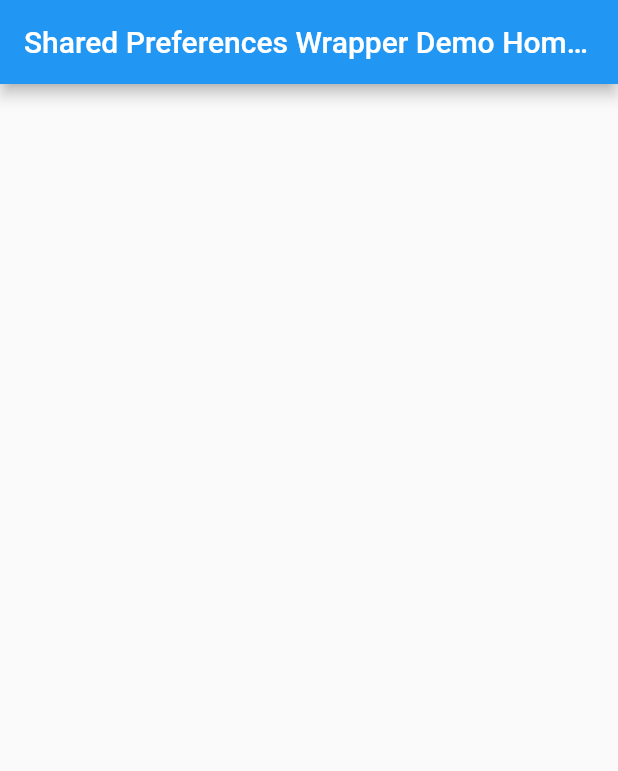
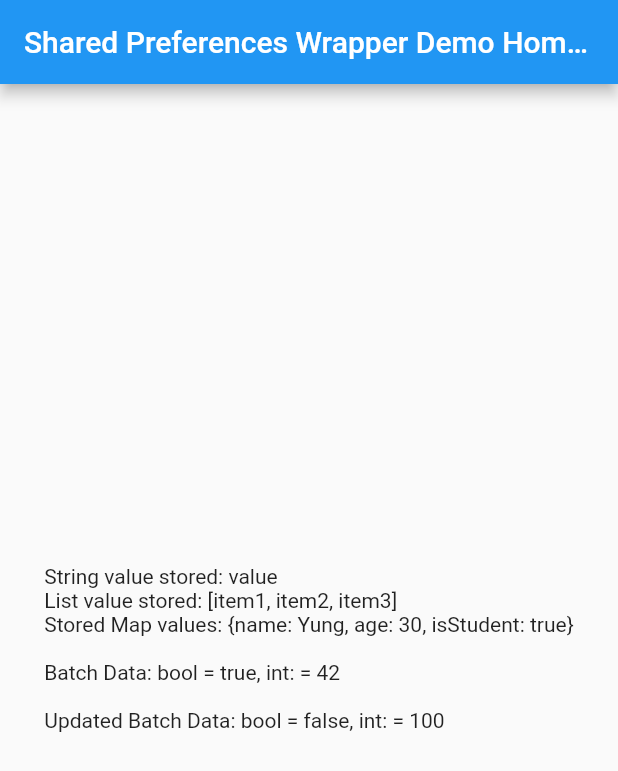
Before and after one commit to youngcet/shared_preferences_wrapper, a Flutter app: the screen it shows after launch, on a phone screen of 412 x 824 dp. Shown: the top 771 px of the screen. Run offline on Flutter 3.47's test engine with Material 2 defaults, Android fonts, the phone set to English and light mode, and no system bars; our stand-ins replace shared_preferences; missing offline and left inert: encrypt; statements that could not run were skipped.

Commit message:
see change log https://github.com/youngcet/shared_preferences_wrapper/blob/master/CHANGELOG.md

```diff
--- a/example/lib/main.dart
+++ b/example/lib/main.dart
@@ -1,4 +1,5 @@
 import 'package:flutter/material.dart';
+import 'package:shared_preferences_wrapper/shared_preferences_wrapper_encryption.dart';
 import 'package:shared_preferences_wrapper/shared_preferences_wrapper.dart';
 
 void main() {
@@ -54,6 +55,9 @@ class _MyHomePageState extends State<MyHomePage> {
 
   String text = '';
 
+  String secretKey16Char = 'my16CharacterKey';
+  String secretKey32Char = 'my32lengthsupersecretnooneknows1';
+
   void handleChangeListener() {
     print("Listener triggered!");
   }
@@ -66,10 +70,11 @@ class _MyHomePageState extends State<MyHomePage> {
 
   @override
   void initState() {
-    WidgetsBinding.instance?.addPostFrameCallback((_) async {
+    super.initState();
+    WidgetsBinding.instance.addPostFrameCallback((_) async {
       // set an encryption key, this has to be 16/24/32 character long
       // CURRENTLY ONLY STRING DATA TYPES ARE SUPPORTED
-      SharedPreferencesWrapperEncryption.setEncryptionKey('my16CharacterKey');
+      //SharedPreferencesWrapperEncryption.setEncryptionKey('my16CharacterKey');
 
       // Registering Listeners with callback function for when a shared preference changes
       SharedPreferencesWrapper.addListener('key', handleChangeListener);
@@ -83,6 +88,7 @@ class _MyHomePageState extends State<MyHomePage> {
       // // storing values
       // // note: refer to the documentation for storing other data types
       await SharedPreferencesWrapper.addString('key', 'value');
+
       await SharedPreferencesWrapper.addInt('int', 100);
 
       // retrieve values
@@ -176,7 +182,48 @@ class _MyHomePageState extends State<MyHomePage> {
 
       await SharedPreferencesWrapper.setValue('usr', true);
       final val = await SharedPreferencesWrapper.getValue('usr');
+
       print('val: $val');
+
+      await SharedPreferencesWrapper.getBuilder().then((builder) => {
+            builder
+                .addBool('builder_bool', true)
+                .addDouble('builder_double', 10.0)
+                .addString('builder_str', 'str value')
+                .addInt('builder_int', 100)
+                .addMap('builder_map', {
+              'name': 'Yung',
+              'lname': 'Cet'
+            }).addStringList('builder_list', ['item 1', 'item 2'])
+          });
+
+      final builder_bool =
+          await SharedPreferencesWrapper.getValue('builder_bool');
+      print('builder_bool: $builder_bool');
+
+      final userPrefs = SharedPreferencesWrapper.createNamespace('user');
+      await userPrefs.setValue('name', 'John Doe');
+
+      String? userName = await userPrefs.getValue('name');
+      print('userName: $userName');
+      await userPrefs.clearNamespace();
+
+      final appPrefs = SharedPreferencesWrapper.createNamespace('app');
+      await appPrefs.setValue('dark_mode', true);
+
+      bool? mode = await appPrefs.getValue('dark_mode');
+      print('mode: $mode');
+
+      // ENCRYPTIONS
+      String pinKey = 'pin';
+      String pin = '123456';
+      await SharedPreferencesWrapper.addString(pinKey, pin,
+          salsa20Encryption: Salsa20Encryption(encryptionKey: secretKey16Char));
+
+      String? mypin = await SharedPreferencesWrapper.getString(pinKey,
+          salsa20Decryption: Salsa20Decryption(encryptionKey: secretKey16Char));
+
+      print('pin: $mypin');
     });
   }
 
--- a/example/pubspec.yaml
+++ b/example/pubspec.yaml
@@ -19,7 +19,7 @@ publish_to: 'none' # Remove this line if you wish to publish to pub.dev
 version: 1.0.0+1
 
 environment:
-  sdk: '>=2.18.2 <3.0.0'
+  sdk: '>=2.19.5 <3.0.0'
 
 # Dependencies specify other packages that your package needs in order to work.
 # To automatically upgrade your package dependencies to the latest versions
--- /dev/null
+++ b/lib/concrete_namespaced_wrapper.dart
@@ -0,0 +1,13 @@
+import 'package:shared_preferences_wrapper/namespaced_preferences.dart';
+
+/// A concrete implementation of [NamespacedPreferences].
+///
+/// This class allows for namespaced access to SharedPreferences.
+///
+/// [namespace] is the prefix used for keys in SharedPreferences.
+class ConcreteNamespacedPrefs extends NamespacedPreferences {
+  /// Creates a [ConcreteNamespacedPrefs] instance with the given [namespace].
+  ///
+  /// [namespace] is the prefix used for keys in SharedPreferences.
+  ConcreteNamespacedPrefs(super.namespace);
+}
--- /dev/null
+++ b/lib/concrete_shared_prefs_wrapper_builder.dart
@@ -0,0 +1,11 @@
+import 'package:shared_preferences_wrapper/shared_prefs_wrapper_builder.dart';
+
+/// A concrete implementation of [SharedPrefsWrapperBuilder].
+///
+/// This class provides a specific implementation for building shared preferences wrapper instances.
+class ConcreteSharedPrefsWrapperBuilder extends SharedPrefsWrapperBuilder {
+  /// Creates a [ConcreteSharedPrefsWrapperBuilder] instance.
+  ///
+  /// This constructor does not take any parameters.
+  ConcreteSharedPrefsWrapperBuilder();
+}
--- /dev/null
+++ b/lib/encryption/aes_encryption.dart
@@ -0,0 +1,108 @@
+import 'package:encrypt/encrypt.dart';
+import 'package:shared_preferences_wrapper/encryption/encryption.dart';
+import 'package:shared_preferences_wrapper/shared_preferences_wrapper.dart';
+
+/// Class responsible for AES encryption of data.
+class AESEncryption {
+  final String encryptionKey;
+  final AESMode? mode;
+  final String? padding;
+
+  dynamic value;
+  String accessKey = '';
+
+  /// Constructor for [AESEncryption] class.
+  ///
+  /// [encryptionKey] is the key used for encryption. It must be 16, 24, or 32 characters long.
+  /// [accessKey] is the key used to store and retrieve the encrypted value.
+  /// [mode] is the AES mode (e.g., AESMode.sic). If not provided, AESMode.sic is used by default.
+  /// [padding] is the padding scheme to be used. If not provided, the default padding is used.
+  AESEncryption({
+    required this.encryptionKey,
+    this.mode,
+    this.padding,
+  });
+
+  /// List of valid AES key lengths.
+  List<int> get validAesKeyLength {
+    return [16, 24, 32];
+  }
+
+  /// Asynchronously encrypts the value.
+  ///
+  /// Throws an exception if the [encryptionKey] length is not valid.
+  Future<String> get encrypt async {
+    if (!validAesKeyLength.contains(encryptionKey.length)) {
+      throw Exception(
+          "[SharedPreferencesWrapperEncryption AES] key length should be 16/24/32 characters.");
+    } else {
+      return await aesEncrypt(encryptionKey, value);
+    }
+  }
+
+  /// Encrypts [value] using AES encryption with the provided [secretKey].
+  ///
+  /// [secretKey] is the key used for encryption.
+  /// [value] is the data to be encrypted.
+  /// Returns the encrypted value as a Base64 string.
+  Future<String> aesEncrypt(String secretKey, String value) async {
+    final key = Key.fromUtf8(secretKey);
+    final iv = IV.fromLength(16);
+    final encrypter =
+        Encrypter(AES(key, mode: mode ?? AESMode.sic, padding: padding));
+    final encrypted = encrypter.encrypt(value, iv: iv);
+
+    await SharedPreferencesWrapper.addMap(
+        EncryptionConstants.encryptionMapKey, {accessKey: secretKey});
+
+    return encrypted.base64;
+  }
+}
+
+/// Class responsible for AES decryption of data.
+class AESDecryption {
+  final String encryptionKey;
+  final AESMode? mode;
+  final String? padding;
+
+  String accessKey = '';
+  dynamic encryptedValue;
+
+  /// Constructor for [AESDecryption] class.
+  ///
+  /// [encryptionKey] is the key used for decryption. It must match the key used for encryption.
+  /// [accessKey] is the key used to retrieve the encrypted value.
+  /// [mode] is the AES mode (e.g., AESMode.sic). If not provided, AESMode.sic is used by default.
+  /// [padding] is the padding scheme to be used. If not provided, the default padding is used.
+  AESDecryption({
+    required this.encryptionKey,
+    this.mode,
+    this.padding,
+  });
+
+  /// Asynchronously decrypts the [encryptedValue].
+  ///
+  /// Checks if the key exists in the SharedPreferences and then decrypts the value.
+  Future<dynamic> get decrypt async {
+    bool isEncrypted = await SharedPreferencesWrapper.mapContainsKey(
+        EncryptionConstants.encryptionMapKey, accessKey);
+    if (isEncrypted) {
+      return aesDecrypt(encryptionKey, Encrypted.fromBase64(encryptedValue));
+    }
+    return null;
+  }
+
+  /// Decrypts [encryptedValue] using AES decryption with the provided [secretKey].
+  ///
+  /// [secretKey] is the key used for decryption.
+  /// [encryptedValue] is the data to be decrypted.
+  /// Returns the decrypted value as a string.
+  String aesDecrypt(String secretKey, Encrypted encryptedValue) {
+    final key = Key.fromUtf8(secretKey);
+    final iv = IV.fromLength(16);
+    final encrypter =
+        Encrypter(AES(key, mode: mode ?? AESMode.sic, padding: padding));
+
+    return encrypter.decrypt(encryptedValue, iv: iv);
+  }
+}
--- /dev/null
+++ b/lib/encryption/encryption.dart
@@ -0,0 +1,8 @@
+/// A class that holds constants related to encryption.
+///
+/// This class contains static constant values used throughout the application
+/// for encryption purposes.
+class EncryptionConstants {
+  /// The key used to store and retrieve encryption mappings in SharedPreferences.
+  static const String encryptionMapKey = 'encryption';
+}
--- /dev/null
+++ b/lib/encryption/salsa20_encryption.dart
@@ -0,0 +1,85 @@
+import 'package:encrypt/encrypt.dart';
+import 'package:shared_preferences_wrapper/encryption/encryption.dart';
+import 'package:shared_preferences_wrapper/shared_preferences_wrapper.dart';
+
+/// Class responsible for Salsa20 encryption of data.
+class Salsa20Encryption {
+  final String encryptionKey;
+
+  String accessKey = '';
+  dynamic value;
+
+  /// Constructor for [Salsa20Encryption] class.
+  ///
+  /// [encryptionKey] is the key used for encryption. It must be 32 characters long.
+  /// [accessKey] is the key used to store and retrieve the encrypted value.
+  Salsa20Encryption({
+    required this.encryptionKey,
+  });
+
+  /// Asynchronously encrypts the value.
+  ///
+  /// Uses the Salsa20 algorithm for encryption.
+  Future<String> get encrypt async {
+    return await salsa20Encrypt(encryptionKey, value);
+  }
+
+  /// Encrypts [value] using Salsa20 encryption with the provided [secretKey].
+  ///
+  /// [secretKey] is the key used for encryption.
+  /// [value] is the data to be encrypted.
+  /// Returns the encrypted value as a Base64 string.
+  Future<String> salsa20Encrypt(String secretKey, String value) async {
+    final key = Key.fromLength(32);
+    final iv = IV.fromLength(8);
+    final encrypter = Encrypter(Salsa20(key));
+    final encrypted = encrypter.encrypt(value, iv: iv);
+
+    await SharedPreferencesWrapper.addMap(
+        EncryptionConstants.encryptionMapKey, {accessKey: secretKey});
+
+    return encrypted.base64;
+  }
+}
+
+/// Class responsible for Salsa20 decryption of data.
+class Salsa20Decryption {
+  final String encryptionKey;
+
+  String accessKey = '';
+  dynamic encryptedValue;
+
+  /// Constructor for [Salsa20Decryption] class.
+  ///
+  /// [encryptionKey] is the key used for decryption. It must match the key used for encryption.
+  /// [accessKey] is the key used to retrieve the encrypted value.
+  Salsa20Decryption({
+    required this.encryptionKey,
+  });
+
+  /// Asynchronously decrypts the [encryptedValue].
+  ///
+  /// Checks if the key exists in SharedPreferences and then decrypts the value.
+  Future<dynamic> get decrypt async {
+    bool isEncrypted = await SharedPreferencesWrapper.mapContainsKey(
+        EncryptionConstants.encryptionMapKey, accessKey);
+    if (isEncrypted) {
+      return salsa20Decrypt(
+          encryptionKey, Encrypted.fromBase64(encryptedValue));
+    }
+    return null;
+  }
+
+  /// Decrypts [encryptedValue] using Salsa20 decryption with the provided [secretKey].
+  ///
+  /// [secretKey] is the key used for decryption.
+  /// [encryptedValue] is the data to be decrypted.
+  /// Returns the decrypted value as a string.
+  String salsa20Decrypt(String secretKey, Encrypted encryptedValue) {
+    final key = Key.fromLength(32);
+    final iv = IV.fromLength(8);
+    final encrypter = Encrypter(Salsa20(key));
+
+    return encrypter.decrypt(encryptedValue, iv: iv);
+  }
+}
--- /dev/null
+++ b/lib/namespaced_preferences.dart
@@ -0,0 +1,42 @@
+import 'package:shared_preferences_wrapper/shared_preferences_wrapper.dart';
+
+/// An abstract class that provides namespaced access to SharedPreferences.
+///
+/// This class allows for storing and retrieving values with a specific namespace
+/// prefix to avoid key collisions.
+abstract class NamespacedPreferences {
+  /// The namespace used as a prefix for keys in SharedPreferences.
+  final String namespace;
+
+  /// Creates a [NamespacedPreferences] instance with the given [namespace].
+  NamespacedPreferences(this.namespace);
+
+  /// Constructs a namespaced key by prefixing the given [key] with the [namespace].
+  ///
+  /// [key] is the original key to be prefixed.
+  /// Returns the namespaced key.
+  String _getKey(String key) => '$namespace.$key';
+
+  /// Adds a string value to SharedPreferences with a namespaced key.
+  ///
+  /// [key] is the original key.
+  /// [value] is the string value to be stored.
+  Future<void> setValue(String key, dynamic value) async {
+    await SharedPreferencesWrapper.setValue(_getKey(key), value);
+  }
+
+  /// Retrieves a value from SharedPreferences with a namespaced key.
+  ///
+  /// [key] is the original key.
+  /// [defaultValue] is the value to be returned if the key does not exist.
+  /// Returns the stored value or the [defaultValue] if the key does not exist.
+  Future<dynamic> getValue(String key, {dynamic defaultValue}) async {
+    return await SharedPreferencesWrapper.getValue(_getKey(key),
+        defaultValue: defaultValue);
+  }
+
+  /// Clears all values in SharedPreferences that have keys starting with the namespace.
+  Future<void> clearNamespace() async {
+    await SharedPreferencesWrapper.removeWhereKeyStartsWith('$namespace.');
+  }
+}
--- a/lib/shared_preferences_wrapper.dart
+++ b/lib/shared_preferences_wrapper.dart
@@ -5,106 +5,48 @@ import 'dart:convert';
 import 'dart:ui';
 
 import 'package:shared_preferences/shared_preferences.dart';
-import 'package:encrypt/encrypt.dart';
+import 'package:shared_preferences_wrapper/concrete_namespaced_wrapper.dart';
+import 'package:shared_preferences_wrapper/concrete_shared_prefs_wrapper_builder.dart';
+import 'package:shared_preferences_wrapper/shared_preferences_wrapper_encryption.dart';
 
 typedef PreferenceChangeListener = void Function(String key);
 
-class SharedPreferencesWrapperEncryption {
-  static String? _encryptionKey;
+class SharedPreferencesWrapper {
+  static final Map<String, List<VoidCallback>> _listeners = {};
+  static final Map<String, List<Function(String, dynamic)>> _observers = {};
 
-  /// Sets the encryption key for SharedPreferencesWrapper.
-  ///
-  /// The [key] parameter represents the encryption key to be set.
-  /// It should have a character length of 16, 24, or 32 for AES encryption.
-  ///
-  /// Throws an [Exception] if the [key] length is not 16, 24, or 32 characters.
-  static void setEncryptionKey(String key) {
-    final validKeyLengths = [16, 24, 32];
-    int keyLength = key.length;
-
-    if (!validKeyLengths.contains(keyLength)) {
-      throw Exception(
-          "[SharedPreferencesWrapperEncryption] key length should be 16/24/32 character length.");
-    } else {
-      _encryptionKey = key;
-    }
-  }
-
-  /// Retrieves the encryption key set for SharedPreferencesWrapper.
-  ///
-  /// Returns the encryption key if set, otherwise returns null.
-  static String? _getEncryptionKey() {
-    return _encryptionKey;
-  }
-}
-
-class SharedPreferencesWrapper {
-  static Map<String, List<VoidCallback>> _listeners = {};
-
-  final String? encryptionKey;
-  static Map<String, List<Function(String, dynamic)>> _observers = {};
-
-  SharedPreferencesWrapper._(this.encryptionKey);
+  SharedPreferencesWrapper();
 
   static SharedPreferencesWrapper createInstance() {
-    String? encryptionKey =
-        SharedPreferencesWrapperEncryption._getEncryptionKey();
-    return SharedPreferencesWrapper._(encryptionKey);
-  }
-
-  String? _getEncryptionKey() {
-    return encryptionKey;
-  }
-
-  /// Encrypts the provided [value] using the AES encryption algorithm.
-  ///
-  /// The [value] parameter represents the string to be encrypted.
-  /// The encryption key used is obtained from the SharedPreferencesWrapper instance.
-  ///
-  /// Returns the Base64-encoded encrypted value.
-  String _encryptValue(String value) {
-    var instance = SharedPreferencesWrapper.createInstance();
-    String encryptionKey = instance._getEncryptionKey()!;
-
-    final key = Key.fromUtf8(encryptionKey);
-    final iv = IV.fromLength(16);
-
-    final encrypter = Encrypter(AES(key));
-    final encrypted = encrypter.encrypt(value, iv: iv);
-    return encrypted.base64;
-  }
-
-  /// Decrypts the provided Base64-encoded [encryptedBase64] string.
-  ///
-  /// The [encryptedBase64] parameter represents the encrypted string in Base64 format.
-  /// The decryption key used is obtained from the SharedPreferencesWrapper instance.
-  ///
-  /// Returns the decrypted value.
-  dynamic _decryptValue(String encryptedBase64) {
-    var instance = SharedPreferencesWrapper.createInstance();
-    String encryptionKey = instance._getEncryptionKey()!;
-
-    final key = Key.fromUtf8(encryptionKey);
-    final iv = IV.fromLength(16);
-
-    final encrypter = Encrypter(AES(key));
-
-    final encrypted = Encrypted.fromBase64(encryptedBase64);
-    final decrypted = encrypter.decrypt(encrypted, iv: iv);
-    return decrypted;
+    return SharedPreferencesWrapper();
   }
 
   /// Adds a string value to shared preferences with the given [key].
-  static addString(String key, String value) async {
+  static addString(String key, String value,
+      {AESEncryption? aesEncryption,
+      Salsa20Encryption? salsa20Encryption}) async {
     SharedPreferences prefs = await SharedPreferences.getInstance();
     String newValue = value;
-    var instance = SharedPreferencesWrapper.createInstance();
-    String? encryptionKey = instance._getEncryptionKey();
 
-    if (encryptionKey != null) {
-      String encrypted = instance._encryptValue(value);
-      value = encrypted;
+    if (aesEncryption != null) {
+      aesEncryption.accessKey = key;
+      aesEncryption.value = value;
+      String encryptedStr = await aesEncryption.encrypt;
+      value = encryptedStr;
     }
+
+    if (salsa20Encryption != null) {
+      salsa20Encryption.accessKey = key;
+      salsa20Encryption.value = value;
+      String encryptedStr = await salsa20Encryption.encrypt;
+      value = encryptedStr;
+    }
+
+    // if (fernetEncryption != null) {
+    //   fernetEncryption.value = value;
+    //   String encryptedStr = await fernetEncryption.encrypt;
+    //   value = encryptedStr;
+    // }
 
     prefs.setString(key, value);
 
@@ -155,17 +97,29 @@ class SharedPreferencesWrapper {
   }
 
   /// Retrieves a string value from shared preferences using the given [key].
-  static Future<String?> getString(String key, {String? defaultValue}) async {
+  static Future<String?> getString(String key,
+      {String? defaultValue,
+      AESDecryption? aesDecryption,
+      Salsa20Decryption? salsa20Decryption}) async {
     SharedPreferences prefs = await SharedPreferences.getInstance();
     //Return string
     String? stringValue = prefs.getString(key);
+    if (aesDecryption != null) {
+      aesDecryption.accessKey = key;
+      aesDecryption.encryptedValue = stringValue!;
+      stringValue = await aesDecryption.decrypt;
+    }
 
-    var instance = SharedPreferencesWrapper.createInstance();
-    String? encryptionKey = instance._getEncryptionKey();
-    if (encryptionKey != null && stringValue != null) {
-      final decrypted = instance._decryptValue(stringValue);
-      stringValue = decrypted;
+    if (salsa20Decryption != null) {
+      salsa20Decryption.accessKey = key;
+      salsa20Decryption.encryptedValue = stringValue!;
+      stringValue = await salsa20Decryption.decrypt;
     }
+
+    // if (fernetDecryption != null) {
+    //   fernetDecryption.encryptedValue = stringValue!;
+    //   stringValue = await fernetDecryption.decrypt;
+    // }
 
     stringValue = _setDefaultValue(stringValue, defaultValue);
 
@@ -293,6 +247,19 @@ class SharedPreferencesWrapper {
   static Future<void> removeAtKey(String key) async {
     SharedPreferences prefs = await SharedPreferences.getInstance();
     prefs.remove(key);
+  }
+
+  /// Removes a values where key starts with the given [key] from shared preferences.
+  static Future<void> removeWhereKeyStartsWith(String keyPrefix) async {
+    SharedPreferences prefs = await SharedPreferences.getInstance();
+
+    final keys = prefs.getKeys();
+
+    for (var key in keys) {
+      if (key.startsWith(keyPrefix)) {
+        await prefs.remove(key);
+      }
+    }
   }
 
   /// Clears all values from shared preferences.
@@ -472,9 +439,9 @@ class SharedPreferencesWrapper {
   // Method to notify the observer
   static void _notifyObservers(String key, dynamic value) {
     if (_observers.containsKey(key)) {
-      _observers[key]!.forEach((observer) {
+      for (var observer in _observers[key]!) {
         observer(key, value);
-      });
+      }
     }
   }
 
@@ -523,13 +490,6 @@ class SharedPreferencesWrapper {
       } else if (value.contains('{') && value.contains('}')) {
         Map<String, dynamic> jsonMap = jsonDecode(value);
         value = jsonMap;
-      } else {
-        var instance = SharedPreferencesWrapper.createInstance();
-        String? encryptionKey = instance._getEncryptionKey();
-        if (encryptionKey != null) {
-          final decrypted = instance._decryptValue(value);
-          value = decrypted;
-        }
       }
     }
 
@@ -537,4 +497,14 @@ class SharedPreferencesWrapper {
 
     return value;
   }
+
+  /// Creates and returns a new instance of `SharedPrefsWrapperBuilder` using a future.
+  static Future<ConcreteSharedPrefsWrapperBuilder> getBuilder() async {
+    return ConcreteSharedPrefsWrapperBuilder();
+  }
+
+  /// Creates and returns a new instance of `NamespacedPreference` using a future.
+  static ConcreteNamespacedPrefs createNamespace(String namespace) {
+    return ConcreteNamespacedPrefs(namespace);
+  }
 }
--- /dev/null
+++ b/lib/shared_preferences_wrapper_encryption.dart
@@ -0,0 +1,3 @@
+export 'encryption/aes_encryption.dart';
+export 'encryption/salsa20_encryption.dart';
+//export 'encryption/fernet_encryption.dart';
--- /dev/null
+++ b/lib/shared_prefs_wrapper_builder.dart
@@ -0,0 +1,43 @@
+import 'package:shared_preferences_wrapper/shared_preferences_wrapper.dart';
+
+/// A builder class for configuring a `SharedPrefsWrapper` instance with a fluent API.
+abstract class SharedPrefsWrapperBuilder {
+  /// Creates a new instance of `SharedPrefsWrapperBuilder`.
+  SharedPrefsWrapperBuilder();
+
+  /// Adds a string value to the shared preferences with the given key.
+  SharedPrefsWrapperBuilder addString(String key, String value) {
+    SharedPreferencesWrapper.setValue(key, value);
+    return this;
+  }
+
+  /// Adds an integer value to the shared preferences with the given key.
+  SharedPrefsWrapperBuilder addInt(String key, int value) {
+    SharedPreferencesWrapper.setValue(key, value);
+    return this;
+  }
+
+  /// Adds a boolean value to the shared preferences with the given key.
+  SharedPrefsWrapperBuilder addBool(String key, bool value) {
+    SharedPreferencesWrapper.setValue(key, value);
+    return this;
+  }
+
+  /// Adds a double value to the shared preferences with the given key.
+  SharedPrefsWrapperBuilder addDouble(String key, double value) {
+    SharedPreferencesWrapper.setValue(key, value);
+    return this;
+  }
+
+  /// Adds a list of strings to the shared preferences with the given key.
+  SharedPrefsWrapperBuilder addStringList(String key, List<String> value) {
+    SharedPreferencesWrapper.setValue(key, value);
+    return this;
+  }
+
+  /// Adds a map to the shared preferences with the given key.
+  SharedPrefsWrapperBuilder addMap(String key, Map<String, dynamic> value) {
+    SharedPreferencesWrapper.setValue(key, value);
+    return this;
+  }
+}
--- a/pubspec.yaml
+++ b/pubspec.yaml
@@ -1,10 +1,10 @@
 name: shared_preferences_wrapper
 description: A Flutter package that provides a simple wrapper for working with shared preferences. This package simplifies the process of storing and retrieving various data types.
-version: 0.0.3+1
+version: 0.0.4
 homepage: https://github.com/youngcet/shared_preferences_wrapper
 
 environment:
-  sdk: '>=2.19.0 <4.0.0'
+  sdk: '>=2.19.0 <3.0.0'
   flutter: ">=1.17.0"
 
 dependencies:
```
Also changed, not shown: lib/encryption/fernet_encryption.dart (added, +94 -0 lines), example/pubspec.lock, 12 other files.
